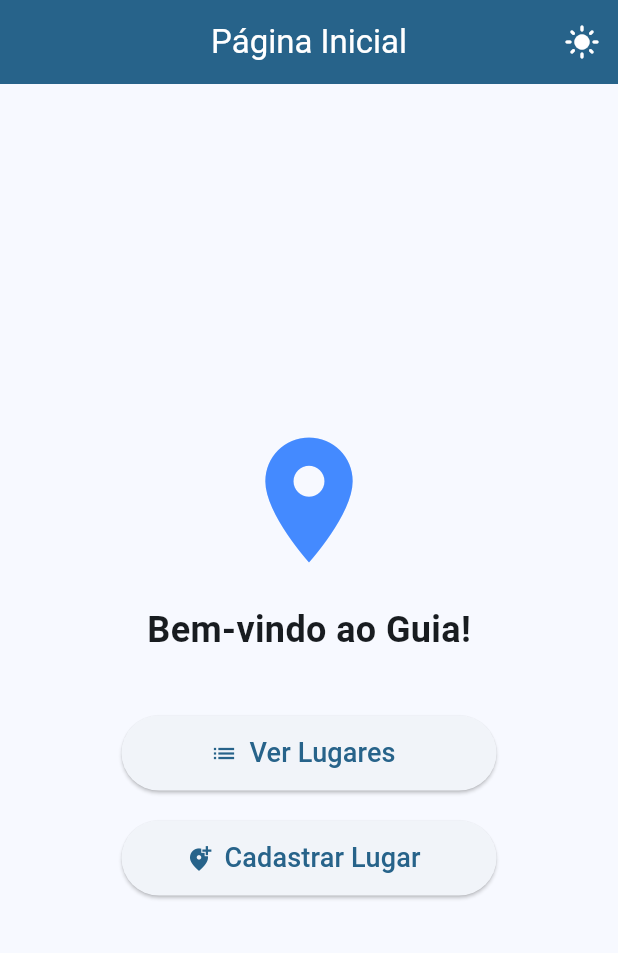
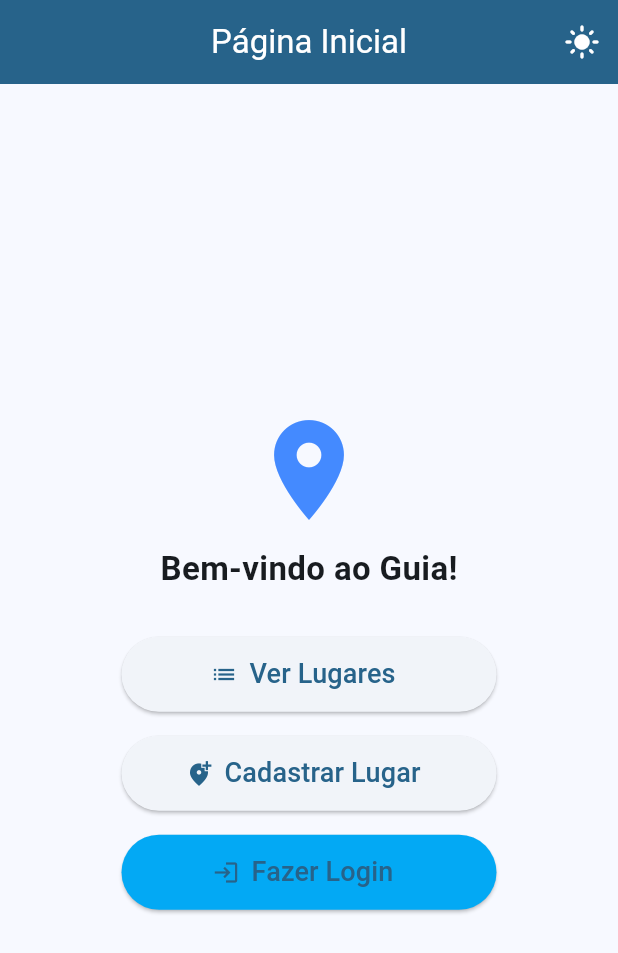
Before and after one commit to renanfelixdr14/Projeto-Desenvolvimento-Mobile2, a Flutter app: the screen it shows after launch, on a phone screen of 412 x 824 dp. Shown: the top 953 px of the screen. Run offline on Flutter 3.47's test engine with Material 3 defaults, Android fonts, the phone set to English and light mode, and no system bars; our stand-ins replace image_picker, shared_preferences, sqflite; accounts and stored records are empty.

Commit message:
adicionando atualização app guia

```diff
--- a/guia/lib/main.dart
+++ b/guia/lib/main.dart
@@ -7,10 +7,10 @@ import 'package:guia/controllers/camera_controller.dart';
 import 'package:guia/controllers/lugares_controller.dart';
 import 'package:guia/controllers/theme_controller.dart';
 
+import 'package:guia/screens/home_screen.dart';
+import 'package:guia/screens/lugares_screen.dart';
 import 'package:guia/screens/cadastro_lugar.dart';
-import 'package:guia/screens/lugares_screen.dart';
-import 'package:guia/screens/home_screen.dart';
-
+import 'package:guia/screens/login_screen.dart';
 void main() {
   runApp(const Inicializar());
 }
@@ -27,7 +27,7 @@ class Inicializar extends StatelessWidget {
         ChangeNotifierProvider(create: (_) => CameraController()),
         ChangeNotifierProvider(create: (_) => ThemeController()),
         ChangeNotifierProvider(create: (_) => CadastroController())
-      ],
+        ],
       child: Consumer<ThemeController>(
         builder: (context, themeController, child) {
           return MaterialApp(
@@ -40,8 +40,10 @@ class Inicializar extends StatelessWidget {
             routes: {
               'home': (context) => const HomeScreen(),
               'lugares': (context) => const LugaresScreen(),
-              'cadastro': (context) => const CadastroLugar()
-            },
+              'cadastro': (context) => const CadastroLugar(),
+              'login': (context) => const LoginScreen(),
+
+              },
           );
         },
       ),
--- a/guia/lib/models/lugares_model.dart
+++ b/guia/lib/models/lugares_model.dart
@@ -1,35 +1,46 @@
 class LugaresModel {
   final int id;
   final String nome;
-  final String? categoria;
+  final String descricao;
+  final int? categoriaId;
+  final String? nomeCategoria;
   final double latitude;
   final double longitude;
 
   LugaresModel({
     required this.id,
     required this.nome,
+    required this.descricao,
     required this.latitude,
     required this.longitude,
-    this.categoria = ''
+    this.categoriaId,
+    this.nomeCategoria,
   });
 
   factory LugaresModel.fromJson(Map<String, dynamic> json) {
+    String? nomeCat;
+    if (json['categoria'] != null && json['categoria'] is Map) {
+      nomeCat = json['categoria']['nome'];
+    }
+
     return LugaresModel(
-      id: json['id'],
-      nome: json['nome'],
-      categoria: json['categoria'] != null ? json['categoria']['nome'] : '',
-      latitude: (json['latitude'] as num).toDouble(),
-      longitude: (json['longitude'] as num).toDouble(),
+      id: int.tryParse(json['id'].toString()) ?? 0,
+      nome: json['nome'] ?? 'Sem nome',
+      descricao: json['descricao'] ?? '',
+      categoriaId: json['categoriaId'] != null ? int.tryParse(json['categoriaId'].toString()) : null,
+      nomeCategoria: nomeCat,
+      latitude: double.tryParse(json['latitude'].toString()) ?? 0.0,
+      longitude: double.tryParse(json['longitude'].toString()) ?? 0.0,
     );
   }
 
   Map<String, dynamic> toJson() {
     return {
-      'id': id,
       'nome': nome,
+      'descricao': descricao,
       'latitude': latitude,
       'longitude': longitude,
-      'categoria': categoria
+      'categoriaId': categoriaId,
     };
   }
 }
--- a/guia/lib/screens/home_screen.dart
+++ b/guia/lib/screens/home_screen.dart
@@ -1,8 +1,31 @@
 import 'package:flutter/material.dart';
+import 'package:guia/services/session_service.dart';
 import 'package:guia/widgets/theme_widget.dart';
 
-class HomeScreen extends StatelessWidget {
+class HomeScreen extends StatefulWidget {
   const HomeScreen({super.key});
+
+  @override
+  State<HomeScreen> createState() => _HomeScreenState();
+}
+
+class _HomeScreenState extends State<HomeScreen> {
+  String _nomeUsuario = '';
+  bool _estaLogado = false;
+
+  @override
+  void initState() {
+    super.initState();
+    _verificarSessao();
+  }
+  Future<void> _verificarSessao() async {
+    final token = await SessionService().pegarToken();
+    final nome = await SessionService().pegarNome();
+    setState(() {
+      _estaLogado = token != null && token.isNotEmpty;
+      _nomeUsuario = nome;
+    });
+  }
 
   @override
   Widget build(BuildContext context) {
@@ -14,20 +37,22 @@ class HomeScreen extends StatelessWidget {
         ],
       ),
       body: Center(
+        child: SingleChildScrollView(
+          padding: const EdgeInsets.all(24.0),
           child: Column(
             mainAxisAlignment: MainAxisAlignment.center,
             children: [
               const Icon(
                 Icons.place,
-              size: 100,
+                size: 80,
                 color: Colors.blueAccent,
               ),
-            const SizedBox(height: 20),
-            const Text(
-              "Bem-vindo ao Guia!",
-              style: TextStyle(fontSize: 24, fontWeight: FontWeight.bold),
+              const SizedBox(height: 10),
+              Text(
+                _estaLogado ? "Olá, $_nomeUsuario!" : "Bem-vindo ao Guia!",
+                style: const TextStyle(fontSize: 22, fontWeight: FontWeight.bold),
               ),
-            const SizedBox(height: 40),
+              const SizedBox(height: 30),
               SizedBox(
                 width: 250,
                 height: 50,
@@ -36,31 +61,64 @@ class HomeScreen extends StatelessWidget {
                     Navigator.pushNamed(context, 'lugares');
                   },
                   icon: const Icon(Icons.list),
-                label: const Text(
-                  "Ver Lugares",
-                  style: TextStyle(fontSize: 18),
+                  label: const Text("Ver Lugares", style: TextStyle(fontSize: 18)),
                 ),
               ),
-            ),
-
-            const SizedBox(height: 20),
+              const SizedBox(height: 16),
               SizedBox(
                 width: 250,
                 height: 50,
                 child: ElevatedButton.icon(
                   onPressed: () {
-                  Navigator.pushNamed(context, 'cadastro');
+                    if (_estaLogado) {
+                      Navigator.pushNamed(context, 'cadastro')
+                          .then((_) => _verificarSessao());
+                    } else {
+                      ScaffoldMessenger.of(context).showSnackBar(
+                        const SnackBar(
+                          content: Text('Precisa de fazer login para cadastrar um lugar!'),
+                        ),
+                      );
+                      Navigator.pushNamed(context, 'login')
+                          .then((_) => _verificarSessao());
+                    }
                   },
                   icon: const Icon(Icons.add_location_alt),
+                  label: const Text("Cadastrar Lugar", style: TextStyle(fontSize: 18)),
+                ),
+              ),
+              const SizedBox(height: 16),
+              SizedBox(
+                width: 250,
+                height: 50,
+                child: _estaLogado
+                    ? OutlinedButton.icon(
+                        onPressed: () async {
+                          await SessionService().logout();
+                          _verificarSessao();
+                        },
+                        icon: const Icon(Icons.logout, color: Colors.red),
                         label: const Text(
-                  "Cadastrar Lugar",
-                  style: TextStyle(fontSize: 18),
+                          "Sair",
+                          style: TextStyle(fontSize: 18, color: Colors.red),
                         ),
+                      )
+                    : ElevatedButton.icon(
+                        style: ElevatedButton.styleFrom(
+                          backgroundColor: Colors.lightBlue,
+                        ),
+                        onPressed: () {
+                          Navigator.pushNamed(context, 'login')
+                              .then((_) => _verificarSessao());
+                        },
+                        icon: const Icon(Icons.login),
+                        label: const Text("Fazer Login", style: TextStyle(fontSize: 18)),
                       ),
               ),
             ],
           ),
         ),
+      ),
     );
   }
 }
--- a/guia/lib/screens/lugares_screen.dart
+++ b/guia/lib/screens/lugares_screen.dart
@@ -41,7 +41,7 @@ class _LugaresScreenState extends State<LugaresScreen> {
                 child: ListTile(
                   onTap: (){},
                   title: Text(lugar.nome),
-                  subtitle: Text(lugar.categoria.toString()),
+                  subtitle: Text(lugar.descricao.toString()),
                   leading: const CircleAvatar(child: Icon(Icons.place)),
                   trailing: IconButton(onPressed: (){}, icon: const Icon(Icons.favorite)),
                 ),
--- a/guia/lib/services/auth_service.dart
+++ b/guia/lib/services/auth_service.dart
@@ -3,18 +3,20 @@ import 'package:flutter/foundation.dart';
 import 'package:http/http.dart' as http;
 
 class AuthService {
-  final String url = 'https://guiaturismo.onrender.com/login';
+  final String baseUrl = 'https://guia.liliaborges.com.br';
 
   Future<Map> autenticar(String email, String senha) async {
     try {
       final response = await http.post(
-        Uri.parse(url),
+        Uri.parse('$baseUrl/login'),
         headers: {'Content-Type': 'application/json'},
         body: jsonEncode({"email": email, "senha": senha}),
       );
+
       final dados = jsonDecode(response.body);
+
       if (response.statusCode == 200) {
-        return dados['data'];
+        return dados['data'] ?? dados;
       } else {
         debugPrint(dados.toString());
         return {};
```
Also changed, not shown: guia/lib/controllers/cadastro_controller.dart (+10 -4 lines), guia/lib/controllers/lugares_controller.dart (+5 -5 lines), guia/lib/screens/cadastro_lugar.dart (+12 -1 lines), guia/lib/screens/login_screen.dart (added, +112 -0 lines), guia/lib/services/lugares_service.dart (+10 -8 lines), guia/lib/controllers/auth_controller.dart (line endings or trailing spaces). Lines whose indentation alone changed are shown as unchanged.
